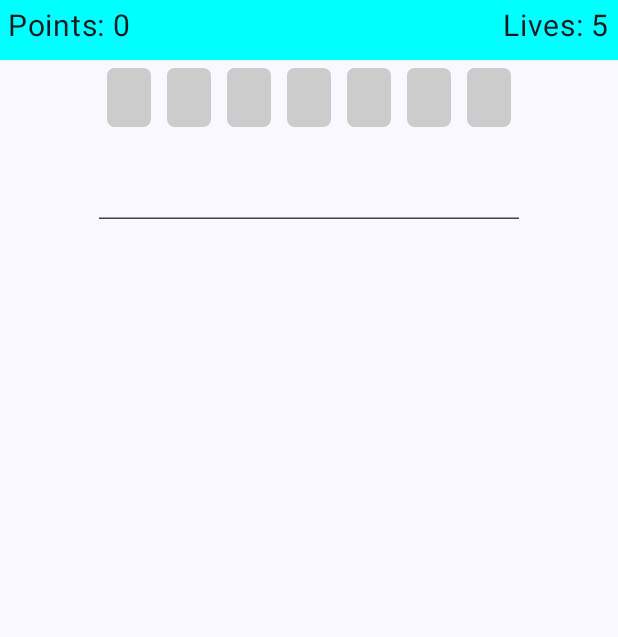
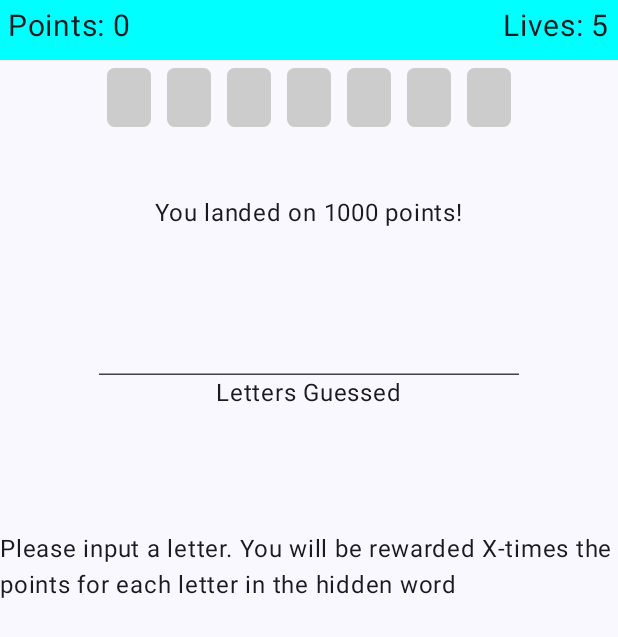
Before and after one commit to Greve2001/WheelOfFortune, an Android app built with Jetpack Compose: the screen it shows after launch (MainActivity), after a tap on "Spin the Wheel", on a phone screen of 412 x 824 dp. Shown: the top 637 px of the screen. Run offline under Robolectric (Android 15) with nearby library versions, the phone set to English and light mode, and no system bars.

Commit message:
Made Text for the user to know what is going on

```diff
--- a/app/src/main/java/com/example/wheeloffortune/MainActivity.kt
+++ b/app/src/main/java/com/example/wheeloffortune/MainActivity.kt
@@ -3,9 +3,7 @@ package com.example.wheeloffortune
 import android.os.Bundle
 import androidx.activity.ComponentActivity
 import androidx.activity.compose.setContent
-import androidx.compose.foundation.layout.Arrangement
-import androidx.compose.foundation.layout.Column
-import androidx.compose.foundation.layout.fillMaxSize
+import androidx.compose.foundation.layout.*
 import androidx.compose.material3.*
 import androidx.compose.runtime.Composable
 import androidx.compose.runtime.collectAsState
@@ -19,6 +17,7 @@ import androidx.compose.ui.graphics.Color
 import androidx.compose.ui.platform.LocalFocusManager
 import androidx.compose.ui.platform.LocalSoftwareKeyboardController
 import androidx.compose.ui.tooling.preview.Preview
+import androidx.compose.ui.unit.dp
 import com.example.wheeloffortune.data.GameState
 import com.example.wheeloffortune.ui.theme.WheelOfFortuneTheme
 
@@ -60,15 +59,17 @@ fun WheelOfFortune() {
         verticalArrangement = Arrangement.Top,
         horizontalAlignment = Alignment.CenterHorizontally
     ) {
+        // Absolute
         TopBar(points = uiState.value.points, lives = uiState.value.lives)
 
         WordDisplay(letters = lettersToDisplay.uppercase())
 
+        Spacer(modifier = Modifier.height(40.dp))
+
         if (uiState.value.gameState == GameState.IDLE) {
             Button(
                 onClick = {
-                    viewModel.setGameState(GameState.INPUTTING)
-                    viewModel.updateLettersToShow()
+                    viewModel.spinTheWheel()
                 }
             ) {
                 Text(text = "Spin the Wheel")
@@ -76,6 +77,13 @@ fun WheelOfFortune() {
         }
 
         if (uiState.value.gameState == GameState.INPUTTING)  {
+            // Result String
+            val resultString = "You landed on ${uiState.value.pointsPerLetter} points!"
+            Text(text = resultString)
+
+            Spacer(modifier = Modifier.height(40.dp))
+
+            // Guessed Letters
             TextField(
                 modifier = Modifier.focusRequester(focusRequester),
                 value = uiState.value.lettersGuessed,
@@ -89,7 +97,15 @@ fun WheelOfFortune() {
                     // unfocusedIndicatorColor = Color.Transparent
                 )
             )
-            focusRequester.requestFocus()
+            focusRequester.requestFocus() // Focus on TextField
+            Text(text = "Letters Guessed") // Textfield Description
+
+            Spacer(modifier = Modifier.height(80.dp))
+
+            // Description / Instructions
+            var description: String = "Please input a letter. You will be rewarded X-times " +
+                    "the points for each letter in the hidden word"
+            Text(text = description)
         }
     }
 }
--- a/app/src/main/java/com/example/wheeloffortune/WoFViewModel.kt
+++ b/app/src/main/java/com/example/wheeloffortune/WoFViewModel.kt
@@ -4,6 +4,7 @@ import android.util.Log
 import androidx.lifecycle.ViewModel
 import com.example.wheeloffortune.data.GameState
 import com.example.wheeloffortune.data.WoFUiState
+import com.example.wheeloffortune.data.wheelResults
 import com.example.wheeloffortune.data.words
 import kotlinx.coroutines.flow.MutableStateFlow
 import kotlinx.coroutines.flow.StateFlow
@@ -26,6 +27,18 @@ class WoFViewModel : ViewModel() {
             )
         }
     }
+
+    fun spinTheWheel(){
+        _uiState.update { currentState ->
+            currentState.copy(
+                pointsPerLetter = wheelResults.random()
+            )
+        }
+
+        setGameState(GameState.INPUTTING)
+        updateLettersToShow()
+    }
+
 
     fun updateLettersToShow() {
         var lettersGuessed : String = uiState.value.lettersGuessed.lowercase()
@@ -56,6 +69,7 @@ class WoFViewModel : ViewModel() {
             return false
 
         addGuessedLetter(letter)
+        setGameState(GameState.IDLE)
         return true
     }
 
--- /dev/null
+++ b/app/src/main/java/com/example/wheeloffortune/data/WheelResults.kt
@@ -0,0 +1,11 @@
+package com.example.wheeloffortune.data
+
+val wheelResults: Set<Int> = setOf(
+    250,
+    250,
+    250,
+    500,
+    500,
+    1000,
+    0, // Bankrupt
+)
--- a/app/src/main/java/com/example/wheeloffortune/data/WoFUiState.kt
+++ b/app/src/main/java/com/example/wheeloffortune/data/WoFUiState.kt
@@ -12,6 +12,7 @@ data class WoFUiState(
     val hiddenWord: String = "Chicken",
     var lettersGuessed: String = "",
     var lettersToShow: String = "",
+    var pointsPerLetter: Int = 0,
 
     var gameState: GameState = GameState.IDLE,
 )
```
